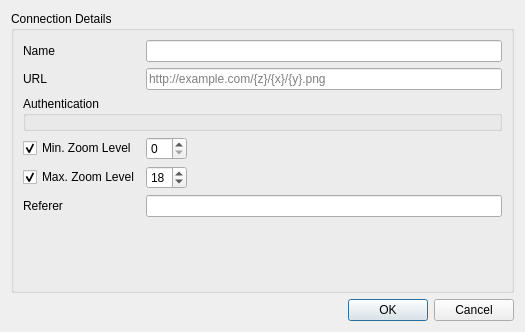
The window that src/ui/qgsxyzconnectiondialog.ui (qgis/QGIS) describes before a commit, drawn with Qt 5.
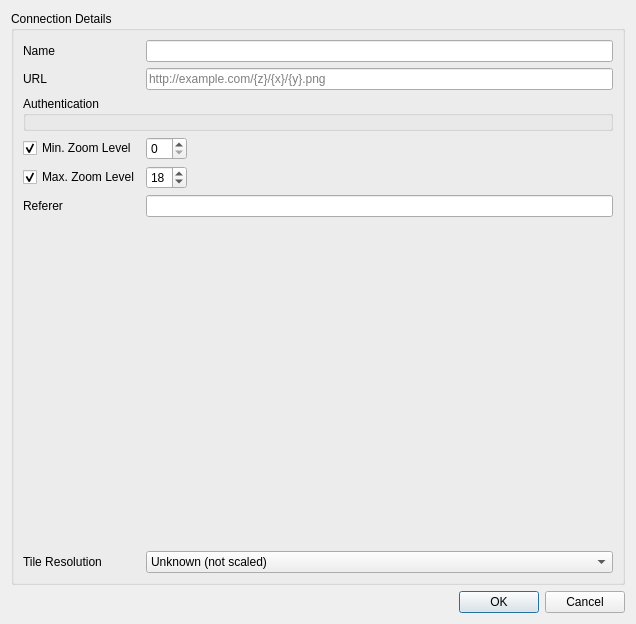
The same window after the commit. Custom widgets are drawn as their Qt base class.

Commit message: [xyz] Optional scaling of XYZ tile layers

The edit to the form file:
```diff
--- a/src/ui/qgsxyzconnectiondialog.ui
+++ b/src/ui/qgsxyzconnectiondialog.ui
@@ -6,8 +6,8 @@
    <rect>
     <x>0</x>
     <y>0</y>
-    <width>525</width>
-    <height>332</height>
+    <width>636</width>
+    <height>624</height>
    </rect>
   </property>
   <property name="windowTitle">
@@ -148,6 +148,32 @@
         </property>
        </widget>
       </item>
+      <item row="11" column="0">
+       <widget class="QLabel" name="label_3">
+        <property name="text">
+         <string>Tile Resolution</string>
+        </property>
+       </widget>
+      </item>
+      <item row="11" column="2">
+       <widget class="QComboBox" name="mComboTileResolution">
+        <item>
+         <property name="text">
+          <string>Unknown (not scaled)</string>
+         </property>
+        </item>
+        <item>
+         <property name="text">
+          <string>Standard (256x256 / 96 DPI)</string>
+         </property>
+        </item>
+        <item>
+         <property name="text">
+          <string>High (512x512 / 192 DPI)</string>
+         </property>
+        </item>
+       </widget>
+      </item>
      </layout>
     </widget>
    </item>
```
Left out of the diff: 134 changed lines with no effect on the pictures. The commit also changes 5 other files.
